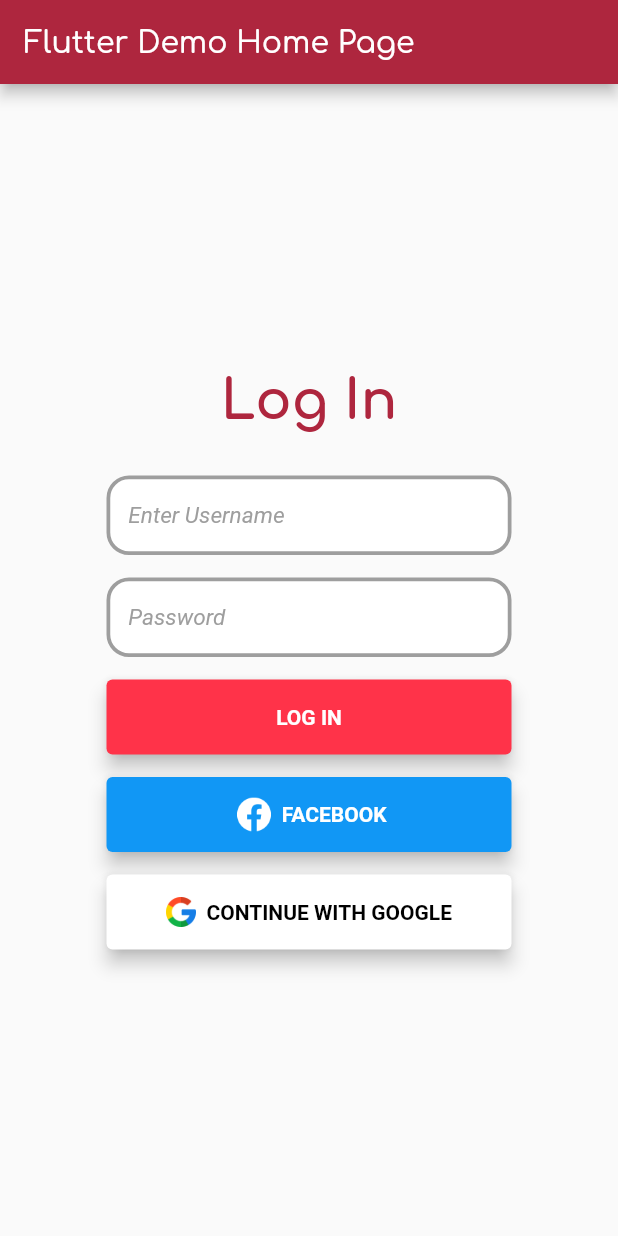
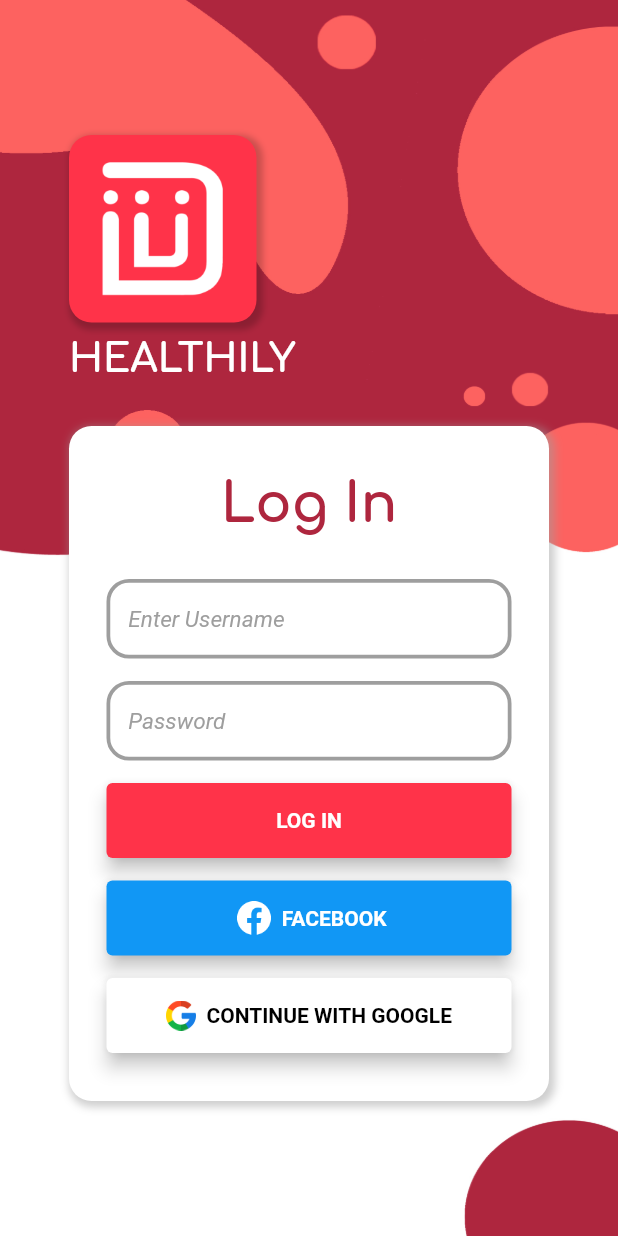
Before and after one commit to ryanjacobpitogo/sp-elec-finals, a Flutter app: the screen it shows after launch, on a phone screen of 412 x 824 dp. Run offline on Flutter 3.47's test engine with Material 2 defaults, Android fonts, the light colour scheme and no system bars; our stand-ins replace google_fonts.

Commit message:
Implemented Login Screen

```diff
--- a/healthily_app/lib/components/input_field.dart
+++ b/healthily_app/lib/components/input_field.dart
@@ -17,16 +17,12 @@
         minWidth: loginMinWidth,
         maxWidth: loginMaxWidth,
       ),
-      decoration: BoxDecoration(
-      color: clrWhite,
-      border: Border.all(color: clrGrey, width: inputFieldBorWidth),
-      borderRadius: BorderRadius.circular(inputFieldBorRad),
-    ),
+      decoration: boxDecorDefault,
       child: Padding(
         padding: const EdgeInsets.symmetric(horizontal: inputFieldPadding),
         child: TextField(
           controller: label == "username" ? uNameController : passController,
-          obscureText: label == "Password",
+          obscureText: label == "password",
           decoration: InputDecoration(
             border: InputBorder.none,
             hintText: label == "username" ? "Enter Username" : "Password",
--- a/healthily_app/lib/components/title_text.dart
+++ b/healthily_app/lib/components/title_text.dart
@@ -13,7 +13,7 @@
   Widget build(BuildContext context) {
     return Text(
       label,
-      style: TextStyle(
+      style: GoogleFonts.comfortaa(
         color: clr,
         fontSize: fntSize,
         fontWeight: FontWeight.bold,
--- a/healthily_app/lib/constants.dart
+++ b/healthily_app/lib/constants.dart
@@ -12,6 +12,37 @@
 //font sizes
 const titleFontSize = 36.0;
 
+//Scaffold Background
+const scaffoldBackground = BoxDecoration(
+  image: DecorationImage(
+    image: AssetImage("assets/scaffoldBg.jpg"),
+
+    fit: BoxFit.fill,
+  ),
+);
+
+//Box Shadows
+var boxShadowDefault = BoxShadow(
+  color: Colors.grey.withOpacity(0.5),
+  spreadRadius: 2,
+  blurRadius: 4,
+  offset: const Offset(2, 2)
+);
+
+var boxShadowLow = BoxShadow(
+  color: Colors.black.withOpacity(.2),
+  spreadRadius: 2,
+  blurRadius: 3,
+  offset: const Offset(2, 2.5)
+);
+
+//Box Decoration
+var boxDecorDefault = BoxDecoration(
+  color: clrWhite,
+  border: Border.all(color: clrGrey, width: inputFieldBorWidth),
+  borderRadius: BorderRadius.circular(inputFieldBorRad),
+);
+
 //Login Button constants
 const loginPadding = 10.0;
 const loginMinHeight = 50.0;
@@ -25,10 +56,11 @@
 const inputFieldFontSize = 15.0;
 const inputFieldPadding = 12.0;
 const inputFieldBorWidth = 2.5;
+
 //Input Field variables
 TextEditingController uNameController = TextEditingController();
 TextEditingController passController = TextEditingController();
 
-//
+//Login
 //
 //Data list
--- a/healthily_app/lib/main.dart
+++ b/healthily_app/lib/main.dart
@@ -1,9 +1,13 @@
 import 'package:flutter/material.dart';
 import 'package:google_fonts/google_fonts.dart';
+//import 'package:healthily_app/components/title_text.dart';
+import 'components/logo.dart';
 import 'constants.dart';
-import 'components/login_button.dart';
-import 'components/input_field.dart';
-import 'components/title_text.dart';
+// import 'components/login_button.dart';
+// import 'components/input_field.dart';
+// import 'components/title_text.dart';
+import 'screens/login_page/login_container.dart';
+import 'screens/login_page/login_screen.dart';
 
 void main() {
   runApp(const MyApp());
@@ -42,28 +46,6 @@
 
   @override
   Widget build(BuildContext context) {
-    return Scaffold(
-      appBar: AppBar(
-        title: Text(widget.title),
-      ),
-      body: Center(
-        child: Column(
-          mainAxisAlignment: MainAxisAlignment.center,
-          children: <Widget>[
-            const TitleText(label: "Log In", clr: clrDarkRed, fntSize: titleFontSize),
-            const SizedBox(height: 30),
-            const InputField(label: 'username'),
-            const SizedBox(height: 15),
-            const InputField(label: 'password'),
-            const SizedBox(height: 15),
-            LoginButton(label: "LOG IN", clr: clrLightRed, onPress: (){}, icon: const SizedBox(height: 0)),
-            const SizedBox(height: 15),
-            LoginButton(label: " FACEBOOK", clr: clrCyanBlue, onPress: (){}, icon: loginFacebookIcon),
-            const SizedBox(height: 15),
-            LoginButton(label: "  CONTINUE WITH GOOGLE", clr: clrWhite, onPress: (){}, icon: loginGoogleIcon)
-          ],
-        ),
-      ),
-    );
+    return const LoginScreen();
   }
 }
--- /dev/null
+++ b/healthily_app/lib/screens/login_page/login_container.dart
@@ -0,0 +1,45 @@
+import 'package:flutter/material.dart';
+import '../../constants.dart';
+import '../../components/input_field.dart';
+import '../../components/login_button.dart';
+import '../../components/title_text.dart';
+
+class LoginContainer extends StatelessWidget {
+  const LoginContainer({
+    Key? key,
+  }) : super(key: key);
+
+  @override
+  Widget build(BuildContext context) {
+    return Container(
+      constraints: const BoxConstraints(
+        minWidth: loginMinWidth + 200,
+        maxWidth: loginMaxWidth + 150,
+        minHeight: loginMinHeight + 400
+      ),
+      decoration: BoxDecoration(
+        boxShadow: [
+          boxShadowDefault,
+        ],
+        color: clrWhite,
+        borderRadius: BorderRadius.circular(inputFieldBorRad),
+      ),
+      child: Column(
+        mainAxisAlignment: MainAxisAlignment.center,
+        children: [
+          const TitleText(label: "Log In", clr: clrDarkRed, fntSize: titleFontSize),
+          const SizedBox(height: 30),
+          const InputField(label: 'username'),
+          const SizedBox(height: 15),
+          const InputField(label: 'password'),
+          const SizedBox(height: 15),
+          LoginButton(label: "LOG IN", clr: clrLightRed, onPress: (){}, icon: const SizedBox(height: 0)),
+          const SizedBox(height: 15),
+          LoginButton(label: " FACEBOOK", clr: clrCyanBlue, onPress: (){}, icon: loginFacebookIcon),
+          const SizedBox(height: 15),
+          LoginButton(label: "  CONTINUE WITH GOOGLE", clr: clrWhite, onPress: (){}, icon: loginGoogleIcon)
+        ],
+      ),
+    );
+  }
+}
--- /dev/null
+++ b/healthily_app/lib/screens/login_page/login_screen.dart
@@ -0,0 +1,43 @@
+import 'package:flutter/material.dart';
+//import 'package:healthily_app/components/title_text.dart';
+import '../../components/logo.dart';
+import '../../constants.dart';
+// import 'components/login_button.dart';
+// import 'components/input_field.dart';
+// import 'components/title_text.dart';
+import 'login_container.dart';
+
+class LoginScreen extends StatelessWidget {
+  const LoginScreen({
+    Key? key,
+  }) : super(key: key);
+
+  @override
+  Widget build(BuildContext context) {
+    return Scaffold(
+      body: SafeArea(
+          child: Container(
+            width: double.infinity,
+            height: double.infinity,
+            decoration: scaffoldBackground,
+              child: Center(
+                child: Padding(
+                  padding: const EdgeInsets.symmetric(horizontal: 35),
+                  child: SingleChildScrollView(
+                    child: Column(
+                      mainAxisAlignment: MainAxisAlignment.center,
+                      crossAxisAlignment: CrossAxisAlignment.start,
+                      children: const <Widget>[
+                        LogoText(showTxt: true, position: CrossAxisAlignment.start,),
+                        SizedBox(height: 30),
+                        LoginContainer(),
+                      ],
+                    ),
+                  ),
+                ),
+              ),
+        ),
+      ),
+    );
+  }
+}
```
